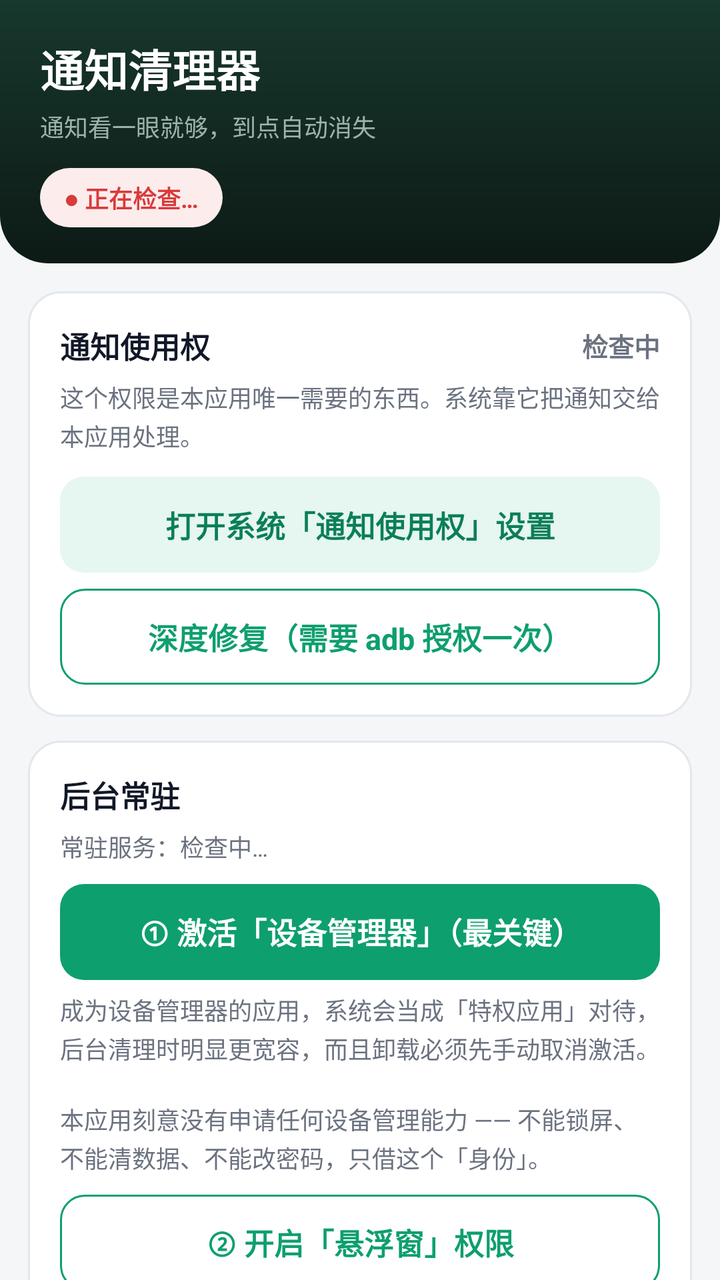
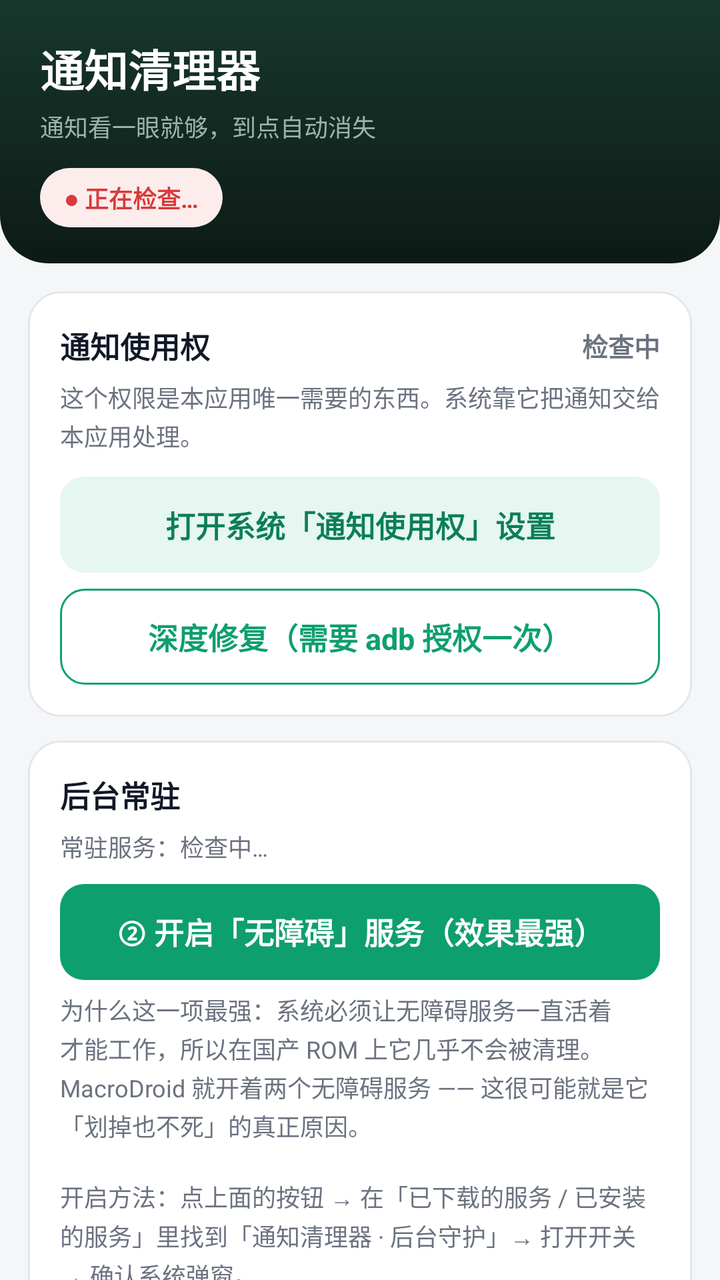

Two renders of the same Android screen: before a commit and after it. Below are the layout's source before the change and the commit's diff.
<!-- AndroidManifest.xml: application theme AppTheme -->
<!-- res/layout/activity_settings.xml -->
<?xml version="1.0" encoding="utf-8"?>
<LinearLayout xmlns:android="http://schemas.android.com/apk/res/android"
    android:layout_width="match_parent"
    android:layout_height="match_parent"
    android:background="@color/bg"
    android:orientation="vertical">

    
    <LinearLayout
        android:layout_width="match_parent"
        android:layout_height="wrap_content"
        android:background="@drawable/bg_header"
        android:orientation="vertical"
        android:paddingStart="20dp"
        android:paddingTop="18dp"
        android:paddingEnd="20dp"
        android:paddingBottom="18dp">

        <TextView
            android:layout_width="wrap_content"
            android:layout_height="wrap_content"
            android:text="@string/app_name"
            android:textColor="@color/white"
            android:textSize="22sp"
            android:textStyle="bold" />

        <TextView
            android:layout_width="wrap_content"
            android:layout_height="wrap_content"
            android:layout_marginTop="4dp"
            android:text="@string/app_subtitle"
            android:textColor="@color/header_sub"
            android:textSize="12sp" />

        <TextView
            android:id="@+id/headerChip"
            android:layout_width="wrap_content"
            android:layout_height="wrap_content"
            android:layout_marginTop="12dp"
            android:background="@drawable/bg_chip_bad"
            android:paddingStart="12dp"
            android:paddingTop="6dp"
            android:paddingEnd="12dp"
            android:paddingBottom="6dp"
            android:text="@string/chip_checking"
            android:textColor="@color/danger"
            android:textSize="12sp"
            android:textStyle="bold" />
    </LinearLayout>

    <ScrollView
        android:layout_width="match_parent"
        android:layout_height="0dp"
        android:layout_weight="1"
        android:clipToPadding="false"
        android:scrollbars="none">

        <LinearLayout
            android:layout_width="match_parent"
            android:layout_height="wrap_content"
            android:orientation="vertical"
            android:paddingStart="14dp"
            android:paddingTop="14dp"
            android:paddingEnd="14dp"
            android:paddingBottom="28dp">

            
            <LinearLayout
                android:layout_width="match_parent"
                android:layout_height="wrap_content"
                android:background="@drawable/bg_card"
                android:orientation="vertical"
                android:padding="16dp">

                <LinearLayout
                    android:layout_width="match_parent"
                    android:layout_height="wrap_content"
                    android:gravity="center_vertical"
                    android:orientation="horizontal">

                    <TextView
                        style="@style/CardTitle"
                        android:layout_width="0dp"
                        android:layout_weight="1"
                        android:text="@string/perm_title" />

                    <TextView
                        android:id="@+id/permState"
                        android:layout_width="wrap_content"
                        android:layout_height="wrap_content"
                        android:text="@string/perm_checking"
                        android:textColor="@color/text_sub"
                        android:textSize="13sp"
                        android:textStyle="bold" />
                </LinearLayout>

                <TextView
                    android:id="@+id/permHint"
                    style="@style/Label"
                    android:layout_marginTop="6dp"
                    android:text="@string/perm_hint_unknown" />

                <TextView
                    android:id="@+id/openAccess"
                    style="@style/BtnSoft"
                    android:layout_marginTop="12dp"
                    android:text="@string/open_access" />

                <TextView
                    android:id="@+id/reconnect"
                    style="@style/BtnGhost"
                    android:layout_marginTop="8dp"
                    android:text="@string/reconnect"
                    android:visibility="gone" />

                <TextView
                    android:id="@+id/deepFixBtn"
                    style="@style/BtnGhost"
                    android:layout_marginTop="8dp"
                    android:text="@string/deep_fix" />

                <TextView
                    android:id="@+id/deepFixHint"
                    style="@style/Label"
                    android:layout_marginTop="6dp"
                    android:visibility="gone"
                    android:text="@string/deep_fix_hint" />
            </LinearLayout>

            
            <LinearLayout
                android:layout_width="match_parent"
                android:layout_height="wrap_content"
                android:layout_marginTop="12dp"
                android:background="@drawable/bg_card"
                android:orientation="vertical"
                android:padding="16dp">

                <TextView
                    style="@style/CardTitle"
                    android:text="@string/keepalive_title" />

                <TextView
                    android:id="@+id/fgsState"
                    style="@style/Label"
                    android:layout_marginTop="6dp"
                    android:text="@string/fgs_checking" />

                <TextView
                    android:id="@+id/adminBtn"
                    style="@style/BtnPrimary"
                    android:layout_marginTop="10dp"
                    android:text="@string/admin_grant" />

                <TextView
                    style="@style/Label"
                    android:layout_marginTop="6dp"
                    android:text="@string/admin_hint" />

                <TextView
                    android:id="@+id/overlayBtn"
                    style="@style/BtnGhost"
                    android:layout_marginTop="10dp"
                    android:text="@string/overlay_grant" />

                <TextView
                    style="@style/Label"
                    android:layout_marginTop="6dp"
                    android:text="@string/overlay_hint" />

                <TextView
                    style="@style/Label"
                    android:layout_marginTop="6dp"
                    android:text="@string/keepalive_hint" />

                <TextView
                    android:id="@+id/hideNotifBtn"
                    style="@style/BtnSoft"
                    android:layout_marginTop="12dp"
                    android:text="@string/keepalive_hide_notif" />

                <TextView
                    android:id="@+id/hideNotifWarn"
                    style="@style/Label"
                    android:layout_marginTop="6dp"
                    android:visibility="gone"
                    android:text="@string/keepalive_hide_warn" />

                <TextView
                    android:id="@+id/batteryBtn"
                    style="@style/BtnGhost"
                    android:layout_marginTop="8dp"
                    android:text="@string/keepalive_battery" />

                <TextView
                    android:id="@+id/autostartBtn"
                    style="@style/BtnGhost"
                    android:layout_marginTop="8dp"
                    android:text="@string/keepalive_autostart" />

                <TextView
                    android:id="@+id/keepAliveHint"
                    style="@style/Label"
                    android:layout_marginTop="8dp"
                    android:visibility="gone" />
            </LinearLayout>

            
            <LinearLayout
                android:layout_width="match_parent"
                android:layout_height="wrap_content"
                android:layout_marginTop="12dp"
                android:background="@drawable/bg_card"
                android:orientation="vertical"
                android:padding="16dp">

                <TextView
                    style="@style/CardTitle"
                    android:text="@string/rule_title" />

                <Switch
                    android:id="@+id/enabled"
                    android:layout_width="match_parent"
                    android:layout_height="wrap_content"
                    android:layout_marginTop="6dp"
                    android:minHeight="48dp"
                    android:text="@string/enabled"
                    android:textColor="@color/text"
                    android:textSize="15sp" />

                <TextView
                    style="@style/Label"
                    android:layout_marginTop="10dp"
                    android:text="@string/packages_label" />

                <EditText
                    android:id="@+id/packages"
                    style="@style/Input"
                    android:layout_marginTop="6dp"
                    android:hint="@string/packages_hint"
                    android:inputType="text" />

                <TextView
                    style="@style/Label"
                    android:layout_marginTop="12dp"
                    android:text="@string/delay_label" />

                <EditText
                    android:id="@+id/delay"
                    style="@style/Input"
                    android:layout_marginTop="6dp"
                    android:hint="@string/delay_hint"
                    android:inputType="number" />

                <TextView
                    style="@style/Label"
                    android:layout_marginTop="12dp"
                    android:text="@string/title_label" />

                <EditText
                    android:id="@+id/titleKeyword"
                    style="@style/Input"
                    android:layout_marginTop="6dp"
                    android:hint="@string/title_hint"
                    android:inputType="text" />

                <TextView
                    style="@style/Label"
                    android:layout_marginTop="12dp"
                    android:text="@string/text_label" />

                <EditText
                    android:id="@+id/textKeyword"
                    style="@style/Input"
                    android:layout_marginTop="6dp"
                    android:hint="@string/text_hint"
                    android:inputType="text" />

                <TextView
                    style="@style/Label"
                    android:layout_marginTop="6dp"
                    android:text="@string/keyword_explain" />

                <TextView
                    android:id="@+id/save"
                    style="@style/BtnPrimary"
                    android:layout_marginTop="16dp"
                    android:text="@string/save" />
            </LinearLayout>

            
            <LinearLayout
                android:layout_width="match_parent"
                android:layout_height="wrap_content"
                android:layout_marginTop="12dp"
                android:background="@drawable/bg_card"
                android:orientation="vertical"
                android:padding="16dp">

                <TextView
                    style="@style/CardTitle"
                    android:text="@string/selftest_title" />

                <TextView
                    style="@style/Label"
                    android:layout_marginTop="6dp"
                    android:text="@string/selftest_hint" />

                <TextView
                    android:id="@+id/testBtn"
                    style="@style/BtnGhost"
                    android:layout_marginTop="12dp"
                    android:text="@string/selftest_btn" />

                <TextView
                    android:id="@+id/testResult"
                    android:layout_width="match_parent"
                    android:layout_height="wrap_content"
                    android:layout_marginTop="10dp"
                    android:text="@string/selftest_idle"
                    android:textColor="@color/text_sub"
                    android:textSize="13sp" />
            </LinearLayout>

            
            <LinearLayout
                android:layout_width="match_parent"
                android:layout_height="wrap_content"
                android:layout_marginTop="12dp"
                android:background="@drawable/bg_card"
                android:orientation="vertical"
                android:padding="16dp">

                <LinearLayout
                    android:layout_width="match_parent"
                    android:layout_height="wrap_content"
                    android:gravity="center_vertical"
                    android:orientation="horizontal">

                    <TextView
                        style="@style/CardTitle"
                        android:layout_width="0dp"
                        android:layout_weight="1"
                        android:text="@string/log_title" />

                    <TextView
                        android:id="@+id/viewLog"
                        android:layout_width="wrap_content"
                        android:layout_height="wrap_content"
                        android:background="@drawable/bg_button_soft"
                        android:clickable="true"
                        android:focusable="true"
                        android:paddingStart="12dp"
                        android:paddingTop="6dp"
                        android:paddingEnd="12dp"
                        android:paddingBottom="6dp"
                        android:text="@string/log_view_all"
                        android:textColor="@color/primary_dark"
                        android:textSize="12sp" />
                </LinearLayout>

                <TextView
                    android:id="@+id/logView"
                    android:layout_width="match_parent"
                    android:layout_height="wrap_content"
                    android:layout_marginTop="10dp"
                    android:background="@drawable/bg_log"
                    android:fontFamily="monospace"
                    android:lineSpacingExtra="4dp"
                    android:minHeight="90dp"
                    android:padding="12dp"
                    android:text="@string/log_empty"
                    android:textColor="@color/text"
                    android:textSize="12sp" />
            </LinearLayout>

            
            <LinearLayout
                android:layout_width="match_parent"
                android:layout_height="wrap_content"
                android:layout_marginTop="12dp"
                android:background="@drawable/bg_card"
                android:orientation="vertical"
                android:padding="16dp">

                <LinearLayout
                    android:layout_width="match_parent"
                    android:layout_height="wrap_content"
                    android:gravity="center_vertical"
                    android:orientation="horizontal">

                    <TextView
                        style="@style/CardTitle"
                        android:layout_width="0dp"
                        android:layout_weight="1"
                        android:text="@string/active_title" />

                    <TextView
                        android:id="@+id/activeCount"
                        android:layout_width="wrap_content"
                        android:layout_height="wrap_content"
                        android:layout_marginEnd="8dp"
                        android:text="—"
                        android:textColor="@color/text_sub"
                        android:textSize="13sp"
                        android:textStyle="bold" />

                    <TextView
                        android:id="@+id/refreshActive"
                        android:layout_width="wrap_content"
                        android:layout_height="wrap_content"
                        android:background="@drawable/bg_button_soft"
                        android:clickable="true"
                        android:focusable="true"
                        android:paddingStart="12dp"
                        android:paddingTop="6dp"
                        android:paddingEnd="12dp"
                        android:paddingBottom="6dp"
                        android:text="@string/active_refresh"
                        android:textColor="@color/primary_dark"
                        android:textSize="12sp" />
                </LinearLayout>

                <LinearLayout
                    android:id="@+id/activeList"
                    android:layout_width="match_parent"
                    android:layout_height="wrap_content"
                    android:layout_marginTop="4dp"
                    android:orientation="vertical" />

                <TextView
                    android:id="@+id/clearActive"
                    style="@style/BtnGhost"
                    android:layout_marginTop="10dp"
                    android:text="@string/active_clear" />
            </LinearLayout>

            <TextView
                style="@style/Label"
                android:layout_marginStart="4dp"
                android:layout_marginTop="16dp"
                android:layout_marginEnd="4dp"
                android:text="@string/tip" />

        </LinearLayout>
    </ScrollView>
</LinearLayout>
<!-- resources referenced by this layout -->
<resources>
  <color name="bg">#F4F6F8</color>
  <color name="danger">#D93A3A</color>
  <color name="header_sub">#9CB3AA</color>
  <color name="primary_dark">#0B7F57</color>
  <color name="text">#111827</color>
  <color name="text_sub">#6B7280</color>
  <color name="white">#FFFFFF</color>
  <string name="active_clear">清掉当前所有通知（常驻的除外）</string>
  <string name="active_refresh">刷新</string>
  <string name="active_title">当前通知</string>
  <string name="admin_grant">① 激活「设备管理器」（最关键）</string>
  <string name="admin_hint">成为设备管理器的应用，系统会当成「特权应用」对待，后台清理时明显更宽容，而且卸载必须先手动取消激活。\n\n本应用刻意没有申请任何设备管理能力 —— 不能锁屏、不能清数据、不能改密码，只借这个「身份」。</string>
  <string name="app_name">通知清理器</string>
  <string name="app_subtitle">通知看一眼就够，到点自动消失</string>
  <string name="chip_checking">● 正在检查…</string>
  <string name="deep_fix">深度修复（需要 adb 授权一次）</string>
  <string name="deep_fix_hint">系统把本应用的监听服务从内部注册表里摘掉了，普通重连救不回来。这个按钮做的就是你手动做的那个动作 —— 把本应用从「通知使用权」列表里摘掉再写回，逼系统重新注册。</string>
  <string name="delay_hint">10000</string>
  <string name="delay_label">收到通知后等多少毫秒再清除</string>
  <string name="enabled">启用</string>
  <string name="fgs_checking">常驻服务：检查中…</string>
  <string name="keepalive_autostart">打开系统的「自启动管理」</string>
  <string name="keepalive_battery">把本应用设为「不限制后台」</string>
  <string name="keepalive_hide_notif">隐藏这条常驻通知（可能导致被杀）</string>
  <string name="keepalive_hide_warn">提醒：把渠道彻底关掉之后，系统很可能因此把本应用杀掉 —— MacroDroid 的文档也是这么说的。真遇到又开始失效，回这里重新打开就行。</string>
  <string name="keepalive_hint">保住它靠两件事：一条前台服务，加上「被划掉之后 1 秒内自动重启」。MacroDroid 靠的也是同一招 —— 它的日志里写着 task removed - attempting to restart mechanism。\n\n通知栏会挂一条静默通知：有状态栏小图标，但不响、不震、不亮屏、不弹横幅。图标可以点下面隐藏掉，但实测藏掉之后更容易被系统杀。</string>
  <string name="keepalive_title">后台常驻</string>
  <string name="keyword_explain">两个都填 = 必须同时满足；只填一个 = 只查那一个。多数应用的通知标题是应用名，内容在正文里，所以关键字一般填在正文框。</string>
  <string name="log_empty">还没有记录。\n授权之后，收到被监控应用的通知，这里就会一行一行记下来。</string>
  <string name="log_title">最近发生了什么</string>
  <string name="log_view_all">查看全部</string>
  <string name="open_access">打开系统「通知使用权」设置</string>
  <string name="overlay_grant">② 开启「悬浮窗」权限</string>
  <string name="overlay_hint">国产系统对「有悬浮窗权限」的应用可能更宽容。应用不会真的弹任何窗口，只挂一个 1×1 的透明点。</string>
  <string name="packages_hint">com.ss.android.lark,com.larksuite.suite</string>
  <string name="packages_label">监控这些应用（包名，逗号分隔；留空 = 所有应用）</string>
  <string name="perm_checking">检查中</string>
  <string name="perm_hint_unknown">这个权限是本应用唯一需要的东西。系统靠它把通知交给本应用处理。</string>
  <string name="perm_title">通知使用权</string>
  <string name="reconnect">重新连接</string>
  <string name="rule_title">清理规则</string>
  <string name="save">保存</string>
  <string name="selftest_btn">发一条测试通知</string>
  <string name="selftest_hint">点一下，本应用自己发一条通知，然后看它会不会按上面的延迟时间自动消失。这是唯一能证明「整条链路通不通」的办法。</string>
  <string name="selftest_idle">还没测过</string>
  <string name="selftest_title">自检</string>
  <string name="text_hint">选填</string>
  <string name="text_label">正文必须包含（留空 = 不限制）</string>
  <string name="tip">说明：本应用不需要常驻通知，也不在后台占资源。\n它靠系统的「通知使用权」工作 —— 授权后由系统负责拉起，划掉多任务通常也不会失效。\n\n万一还是断了：每 5 分钟有一个看门狗会自动把它要回来，你也可以直接打开本应用，它会自动重连。</string>
  <string name="title_hint">选填</string>
  <string name="title_label">标题必须包含（留空 = 不限制）</string>
  <style name="BtnGhost" parent="BtnPrimary">
          <item name="android:background">@drawable/bg_button_ghost</item>
          <item name="android:textColor">@color/primary</item>
      </style>
  <color name="primary_light">#E6F6F0</color>
  <color name="card">#FFFFFF</color>
  <color name="border">#E3E7EC</color>
  <color name="danger_light">#FDECEC</color>
  <color name="header_top">#17382D</color>
  <color name="header_bottom">#0D1A15</color>
  <color name="log_bg">#F8FAFB</color>
  <color name="primary">#0E9F6E</color>
  <color name="row">#FAFBFC</color>
  <!-- unchanged entries left out for length: 14 -->
</resources>

<!-- the commit's change to res/layout/activity_settings.xml (unified diff, before → after) -->
@@ -146,6 +146,18 @@
                     android:layout_marginTop="6dp"
                     android:text="@string/fgs_checking" />
 
+                
+                <TextView
+                    android:id="@+id/a11yBtn"
+                    style="@style/BtnPrimary"
+                    android:layout_marginTop="10dp"
+                    android:text="@string/a11y_grant" />
+
+                <TextView
+                    style="@style/Label"
+                    android:layout_marginTop="6dp"
+                    android:text="@string/a11y_hint" />
+
                 <TextView
                     android:id="@+id/adminBtn"
                     style="@style/BtnPrimary"
<!-- resource entries referenced after the edit -->
@@ -7,6 +7,8 @@
   <color name="text">#111827</color>
   <color name="text_sub">#6B7280</color>
   <color name="white">#FFFFFF</color>
+  <string name="a11y_grant">② 开启「无障碍」服务（效果最强）</string>
+  <string name="a11y_hint">为什么这一项最强：系统必须让无障碍服务一直活着才能工作，所以在国产 ROM 上它几乎不会被清理。MacroDroid 就开着两个无障碍服务 —— 这很可能就是它「划掉也不死」的真正原因。\n\n开启方法：点上面的按钮 → 在「已下载的服务 / 已安装的服务」里找到「通知清理器 · 后台守护」→ 打开开关 → 确认系统弹窗。\n\n本应用不会读取屏幕内容，也不会模拟点击。</string>
   <string name="active_clear">清掉当前所有通知（常驻的除外）</string>
   <string name="active_refresh">刷新</string>
   <string name="active_title">当前通知</string>
